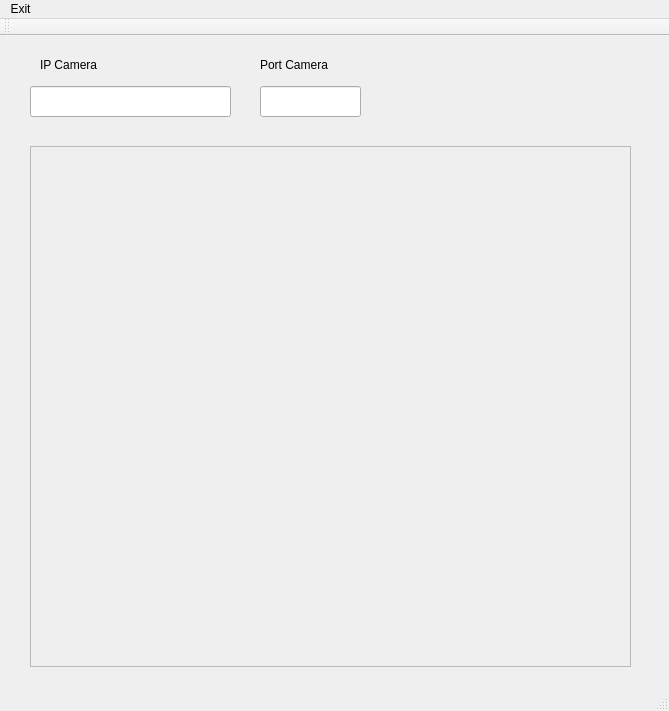
This is libraries_gui/src/camera_gui.ui in ViGUS/vigus_gui as Qt 5 draws it before an edit. The edited form follows.
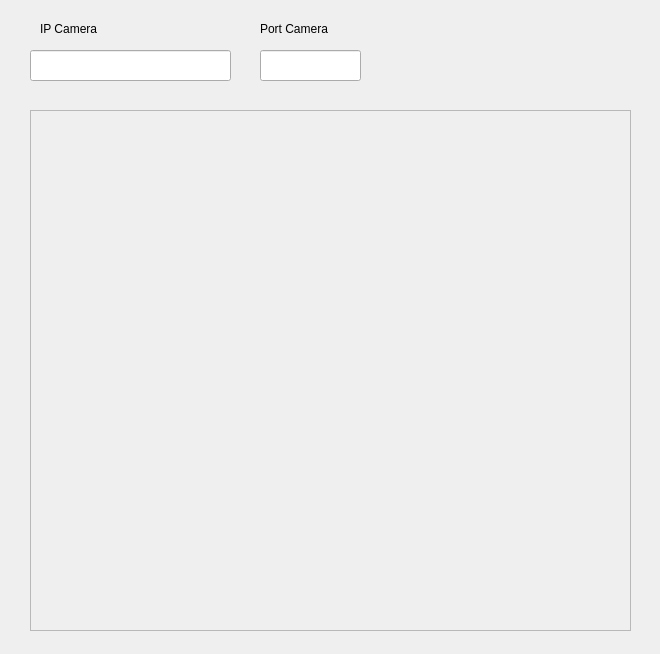
This is the edited form.

```diff
--- a/libraries_gui/src/camera_gui.ui
+++ b/libraries_gui/src/camera_gui.ui
@@ -6,8 +6,8 @@
    <rect>
     <x>0</x>
     <y>0</y>
-    <width>669</width>
-    <height>711</height>
+    <width>660</width>
+    <height>654</height>
    </rect>
   </property>
   <property name="windowTitle">
@@ -103,31 +103,6 @@
     </widget>
    </widget>
   </widget>
-  <widget class="QMenuBar" name="menuBar">
-   <property name="geometry">
-    <rect>
-     <x>0</x>
-     <y>0</y>
-     <width>669</width>
-     <height>22</height>
-    </rect>
-   </property>
-   <widget class="QMenu" name="menuExit">
-    <property name="title">
-     <string>Exit</string>
-    </property>
-   </widget>
-   <addaction name="menuExit"/>
-  </widget>
-  <widget class="QToolBar" name="mainToolBar">
-   <attribute name="toolBarArea">
-    <enum>TopToolBarArea</enum>
-   </attribute>
-   <attribute name="toolBarBreak">
-    <bool>false</bool>
-   </attribute>
-  </widget>
-  <widget class="QStatusBar" name="statusBar"/>
  </widget>
  <layoutdefault spacing="6" margin="11"/>
  <resources/>
```
